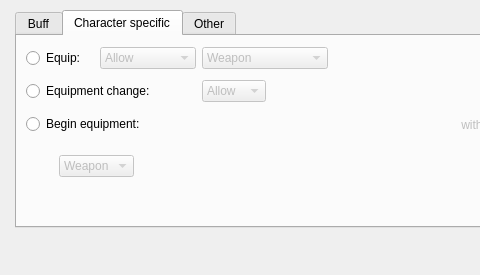
This is Dialogs/Systems/dialogsystemcaracteristic.ui in RPG-Paper-Maker/RPG-Paper-Maker as Qt 5 draws it before an edit; both pictures show x 0 to 480 and y 0 to 275 of the 775 by 275 pixel window. The edited form follows.
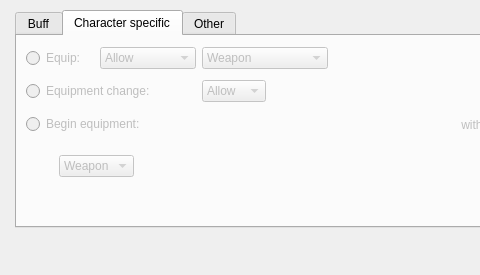
This is the edited form. The open tabs and pages were chosen to show the change. Custom widgets are drawn as their Qt base class.

Patch:
```diff
--- a/Dialogs/Systems/dialogsystemcaracteristic.ui
+++ b/Dialogs/Systems/dialogsystemcaracteristic.ui
@@ -324,6 +324,9 @@
           <layout class="QGridLayout" name="gridLayout_7">
            <item row="0" column="0" colspan="2">
             <widget class="QRadioButton" name="radioButtonEquip">
+             <property name="enabled">
+              <bool>false</bool>
+             </property>
              <property name="text">
               <string>Equip:</string>
              </property>
@@ -422,6 +425,9 @@
            </item>
            <item row="1" column="0" colspan="4">
             <widget class="QRadioButton" name="radioButtonEquipmentChange">
+             <property name="enabled">
+              <bool>false</bool>
+             </property>
              <property name="text">
               <string>Equipment change:</string>
              </property>
@@ -478,6 +484,9 @@
            </item>
            <item row="2" column="0" colspan="4">
             <widget class="QRadioButton" name="radioButtonBeginEquipment">
+             <property name="enabled">
+              <bool>false</bool>
+             </property>
              <property name="text">
               <string>Begin equipment:</string>
              </property>
```
Left out of the diff: 3 changed lines with no effect on the pictures.
